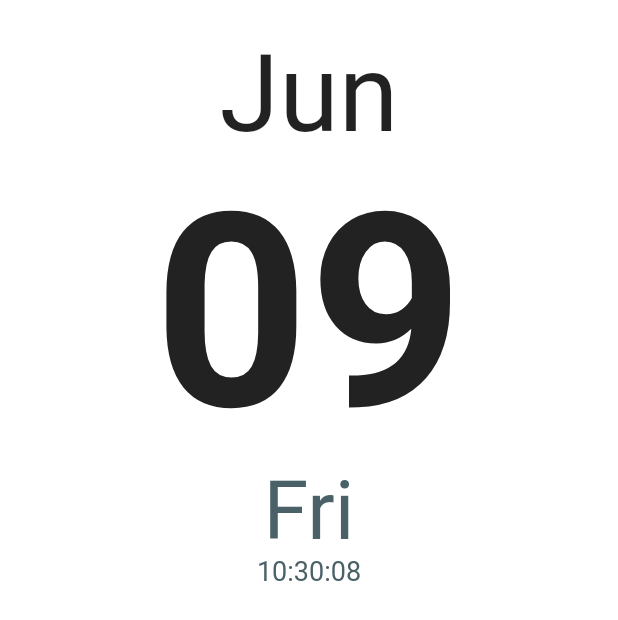
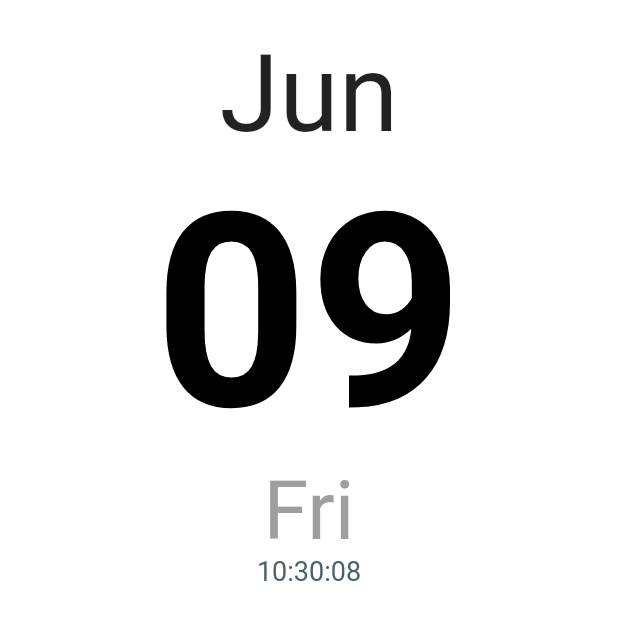
Before and after one commit to up2us/test, a Flutter app: the DateSection widget shown alone on an empty page, opened directly, on a phone screen of 412 x 824 dp. Shown: the top 620 px of the screen. Run offline on Flutter 3.47's test engine with Material 2 defaults, Android fonts, the phone set to English and light mode, and no system bars.

Commit message:
Make the color of date change according to its weekday

```diff
--- a/u_calendar/lib/main.dart
+++ b/u_calendar/lib/main.dart
@@ -214,6 +214,16 @@ class DateSection extends StatelessWidget {
   @override
   Widget build(BuildContext context) {
     var appState = context.watch<MyAppState>();
+    Color dateColor = Color(0xFF000000);
+
+    switch (appState.current.weekday) {
+      case DateTime.saturday:
+        dateColor = Color(0xFF7AE582);
+        break;
+      case DateTime.sunday:
+        dateColor = Color(0xFFFF5757);
+        break;
+    }
 
     return AspectRatio(
       aspectRatio: 1,
@@ -233,7 +243,7 @@ class DateSection extends StatelessWidget {
             child: FittedBox(
               child: Text(
                 DateFormat('dd').format(DateTime.now()),
-                style: TextStyle(fontWeight: FontWeight.bold),
+                style: TextStyle(fontWeight: FontWeight.bold, color: dateColor),
               ),
             ),
           ),
@@ -242,7 +252,7 @@ class DateSection extends StatelessWidget {
             child: FittedBox(
               child: Text(
                 DateFormat('E').format(appState.getDate()),
-                style: TextStyle(color: Theme.of(context).colorScheme.secondary),
+                style: TextStyle(color: Colors.grey),
               ),
             ),
           ),
```
